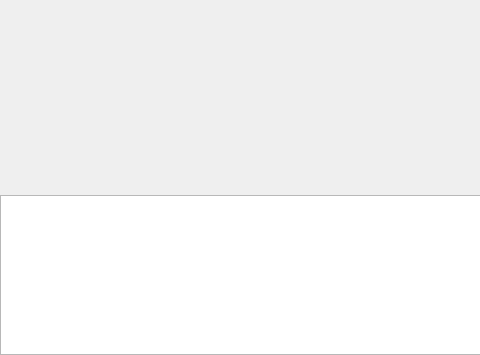
zhang0894/EV-Charging-Platform, file admin/src/mainwindow.ui: the form before one commit; both pictures show x 0 to 480 and y 445 to 800 of the 1280 by 800 pixel window.
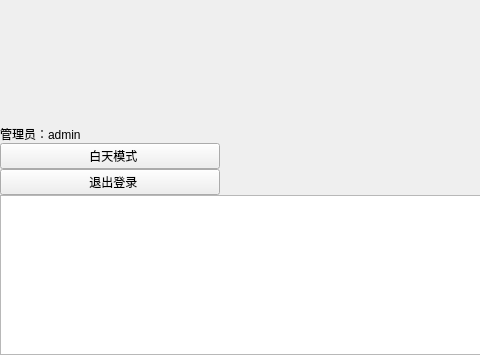
The form after the commit. Icons and pictures are not drawn. Custom widgets are drawn as their Qt base class.

The edit to the form file:
```diff
--- a/admin/src/mainwindow.ui
+++ b/admin/src/mainwindow.ui
@@ -179,6 +179,44 @@
            </property>
           </spacer>
          </item>
+         <item>
+          <widget class="QLabel" name="adminInfoLabel">
+           <property name="text">
+            <string>管理员：admin</string>
+           </property>
+           <property name="alignment">
+            <set>Qt::AlignLeading|Qt::AlignVCenter</set>
+           </property>
+          </widget>
+         </item>
+         <item>
+          <widget class="QPushButton" name="btnThemeToggle">
+           <property name="text">
+            <string>  白天模式</string>
+           </property>
+           <property name="cursor">
+            <cursorShape>PointingHandCursor</cursorShape>
+           </property>
+           <property name="icon">
+            <iconset resource="resources.qrc">
+             <normaloff>:/img/sun.svg</normaloff>:/img/sun.svg</iconset>
+           </property>
+          </widget>
+         </item>
+         <item>
+          <widget class="QPushButton" name="btnLogout">
+           <property name="text">
+            <string>  退出登录</string>
+           </property>
+           <property name="cursor">
+            <cursorShape>PointingHandCursor</cursorShape>
+           </property>
+           <property name="icon">
+            <iconset resource="resources.qrc">
+             <normaloff>:/img/user-manage.svg</normaloff>:/img/user-manage.svg</iconset>
+           </property>
+          </widget>
+         </item>
         </layout>
        </widget>
       </item>
```
